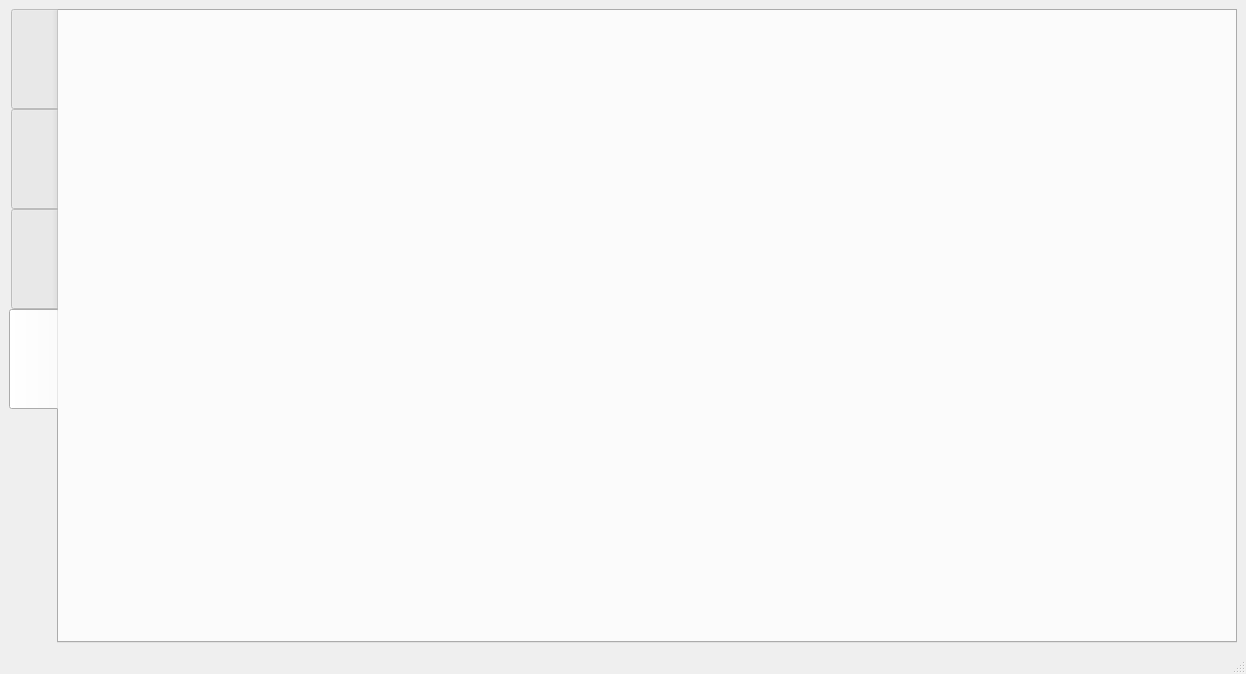
This is form.ui in LogisVision/QT_Controller as Qt 5 draws it before an edit. The edited form follows.
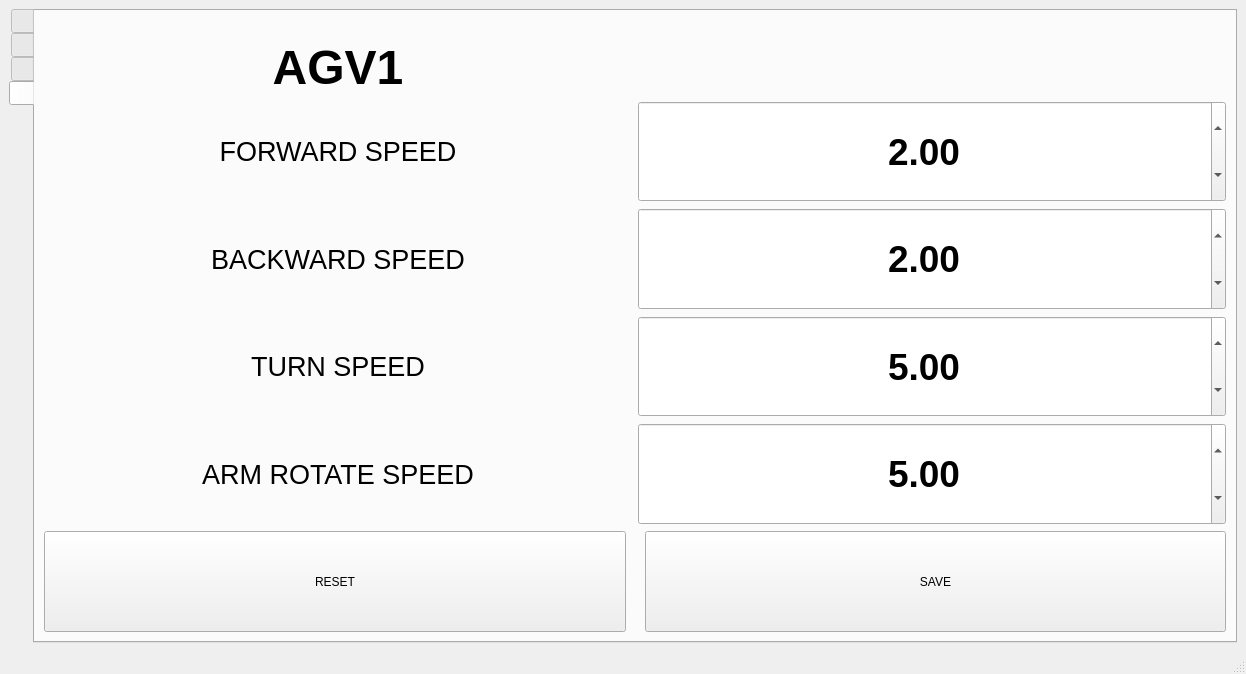
This is the edited form. The open tabs and pages were chosen to show the change. Icons and pictures are not drawn.

```diff
--- a/form.ui
+++ b/form.ui
@@ -24,14 +24,8 @@
     </sizepolicy>
    </property>
    <layout class="QGridLayout" name="gridLayout">
-    <item row="0" column="1">
+    <item row="0" column="0">
      <widget class="QTabWidget" name="tabWidget">
-      <property name="styleSheet">
-       <string notr="true">QTabBar::tab {
-    height: 100px; 
-    width: 50px; 
-}</string>
-      </property>
       <property name="tabPosition">
        <enum>QTabWidget::TabPosition::West</enum>
       </property>
@@ -1035,6 +1029,263 @@
        <attribute name="title">
         <string/>
        </attribute>
+       <layout class="QGridLayout" name="gridLayout_7">
+        <item row="0" column="0">
+         <widget class="QLabel" name="label_14">
+          <property name="text">
+           <string/>
+          </property>
+          <property name="pixmap">
+           <pixmap>icons/Basic Theme.png</pixmap>
+          </property>
+         </widget>
+        </item>
+        <item row="2" column="0" colspan="2">
+         <layout class="QVBoxLayout" name="verticalLayout_13">
+          <item>
+           <layout class="QHBoxLayout" name="horizontalLayout_12">
+            <item>
+             <widget class="QLabel" name="label_8">
+              <property name="sizePolicy">
+               <sizepolicy hsizetype="Expanding" vsizetype="Expanding">
+                <horstretch>0</horstretch>
+                <verstretch>0</verstretch>
+               </sizepolicy>
+              </property>
+              <property name="font">
+               <font>
+                <pointsize>20</pointsize>
+               </font>
+              </property>
+              <property name="text">
+               <string>FORWARD SPEED</string>
+              </property>
+              <property name="alignment">
+               <set>Qt::AlignmentFlag::AlignCenter</set>
+              </property>
+             </widget>
+            </item>
+            <item>
+             <widget class="QDoubleSpinBox" name="spinbox_forward">
+              <property name="sizePolicy">
+               <sizepolicy hsizetype="Expanding" vsizetype="Expanding">
+                <horstretch>0</horstretch>
+                <verstretch>0</verstretch>
+               </sizepolicy>
+              </property>
+              <property name="font">
+               <font>
+                <pointsize>28</pointsize>
+                <bold>true</bold>
+               </font>
+              </property>
+              <property name="alignment">
+               <set>Qt::AlignmentFlag::AlignCenter</set>
+              </property>
+              <property name="value">
+               <double>2.000000000000000</double>
+              </property>
+             </widget>
+            </item>
+           </layout>
+          </item>
+          <item>
+           <layout class="QHBoxLayout" name="horizontalLayout_13">
+            <item>
+             <widget class="QLabel" name="label_9">
+              <property name="sizePolicy">
+               <sizepolicy hsizetype="Expanding" vsizetype="Expanding">
+                <horstretch>0</horstretch>
+                <verstretch>0</verstretch>
+               </sizepolicy>
+              </property>
+              <property name="font">
+               <font>
+                <pointsize>20</pointsize>
+               </font>
+              </property>
+              <property name="text">
+               <string>BACKWARD SPEED</string>
+              </property>
+              <property name="alignment">
+               <set>Qt::AlignmentFlag::AlignCenter</set>
+              </property>
+             </widget>
+            </item>
+            <item>
+             <widget class="QDoubleSpinBox" name="spinbox_backward">
+              <property name="sizePolicy">
+               <sizepolicy hsizetype="Expanding" vsizetype="Expanding">
+                <horstretch>0</horstretch>
+                <verstretch>0</verstretch>
+               </sizepolicy>
+              </property>
+              <property name="font">
+               <font>
+                <pointsize>28</pointsize>
+                <bold>true</bold>
+               </font>
+              </property>
+              <property name="alignment">
+               <set>Qt::AlignmentFlag::AlignCenter</set>
+              </property>
+              <property name="value">
+               <double>2.000000000000000</double>
+              </property>
+             </widget>
+            </item>
+           </layout>
+          </item>
+          <item>
+           <layout class="QHBoxLayout" name="horizontalLayout_14">
+            <item>
+             <widget class="QLabel" name="label_10">
+              <property name="sizePolicy">
+               <sizepolicy hsizetype="Expanding" vsizetype="Expanding">
+                <horstretch>0</horstretch>
+                <verstretch>0</verstretch>
+               </sizepolicy>
+              </property>
+              <property name="font">
+               <font>
+                <pointsize>20</pointsize>
+               </font>
+              </property>
+              <property name="text">
+               <string>TURN SPEED</string>
+              </property>
+              <property name="alignment">
+               <set>Qt::AlignmentFlag::AlignCenter</set>
+              </property>
+             </widget>
+            </item>
+            <item>
+             <widget class="QDoubleSpinBox" name="spinbox_turn">
+              <property name="sizePolicy">
+               <sizepolicy hsizetype="Expanding" vsizetype="Expanding">
+                <horstretch>0</horstretch>
+                <verstretch>0</verstretch>
+               </sizepolicy>
+              </property>
+              <property name="font">
+               <font>
+                <pointsize>28</pointsize>
+                <bold>true</bold>
+               </font>
+              </property>
+              <property name="alignment">
+               <set>Qt::AlignmentFlag::AlignCenter</set>
+              </property>
+              <property name="value">
+               <double>5.000000000000000</double>
+              </property>
+             </widget>
+            </item>
+           </layout>
+          </item>
+          <item>
+           <layout class="QHBoxLayout" name="horizontalLayout_15">
+            <item>
+             <widget class="QLabel" name="label_11">
+              <property name="sizePolicy">
+               <sizepolicy hsizetype="Expanding" vsizetype="Expanding">
+                <horstretch>0</horstretch>
+                <verstretch>0</verstretch>
+               </sizepolicy>
+              </property>
+              <property name="font">
+               <font>
+                <pointsize>20</pointsize>
+               </font>
+              </property>
+              <property name="text">
+               <string>ARM ROTATE SPEED</string>
+              </property>
+              <property name="alignment">
+               <set>Qt::AlignmentFlag::AlignCenter</set>
+              </property>
+             </widget>
+            </item>
+            <item>
+             <widget class="QDoubleSpinBox" name="spinbox_rotate">
+              <property name="sizePolicy">
+               <sizepolicy hsizetype="Expanding" vsizetype="Expanding">
+                <horstretch>0</horstretch>
+                <verstretch>0</verstretch>
+               </sizepolicy>
+              </property>
+              <property name="font">
+               <font>
+                <pointsize>28</pointsize>
+                <bold>true</bold>
+               </font>
+              </property>
+              <property name="alignment">
+               <set>Qt::AlignmentFlag::AlignCenter</set>
+              </property>
+              <property name="value">
+               <double>5.000000000000000</double>
+              </property>
+             </widget>
+            </item>
+           </layout>
+          </item>
+          <item>
+           <layout class="QHBoxLayout" name="horizontalLayout_16" stretch="0,0,0">
+            <item>
+             <widget class="QPushButton" name="btn_set_reset">
+              <property name="sizePolicy">
+               <sizepolicy hsizetype="Expanding" vsizetype="Expanding">
+                <horstretch>0</horstretch>
+                <verstretch>0</verstretch>
+               </sizepolicy>
+              </property>
+              <property name="text">
+               <string>RESET</string>
+              </property>
+             </widget>
+            </item>
+            <item>
+             <widget class="QLabel" name="label_12">
+              <property name="text">
+               <string/>
+              </property>
+             </widget>
+            </item>
+            <item>
+             <widget class="QPushButton" name="btn_set_save">
+              <property name="sizePolicy">
+               <sizepolicy hsizetype="Expanding" vsizetype="Expanding">
+                <horstretch>0</horstretch>
+                <verstretch>0</verstretch>
+               </sizepolicy>
+              </property>
+              <property name="text">
+               <string>SAVE</string>
+              </property>
+             </widget>
+            </item>
+           </layout>
+          </item>
+         </layout>
+        </item>
+        <item row="1" column="0">
+         <widget class="QLabel" name="label_setting_agv">
+          <property name="font">
+           <font>
+            <pointsize>36</pointsize>
+            <bold>true</bold>
+           </font>
+          </property>
+          <property name="text">
+           <string>AGV1</string>
+          </property>
+          <property name="alignment">
+           <set>Qt::AlignmentFlag::AlignCenter</set>
+          </property>
+         </widget>
+        </item>
+       </layout>
       </widget>
      </widget>
     </item>
```
Left out of the diff: 885 changed lines with no effect on the pictures.
